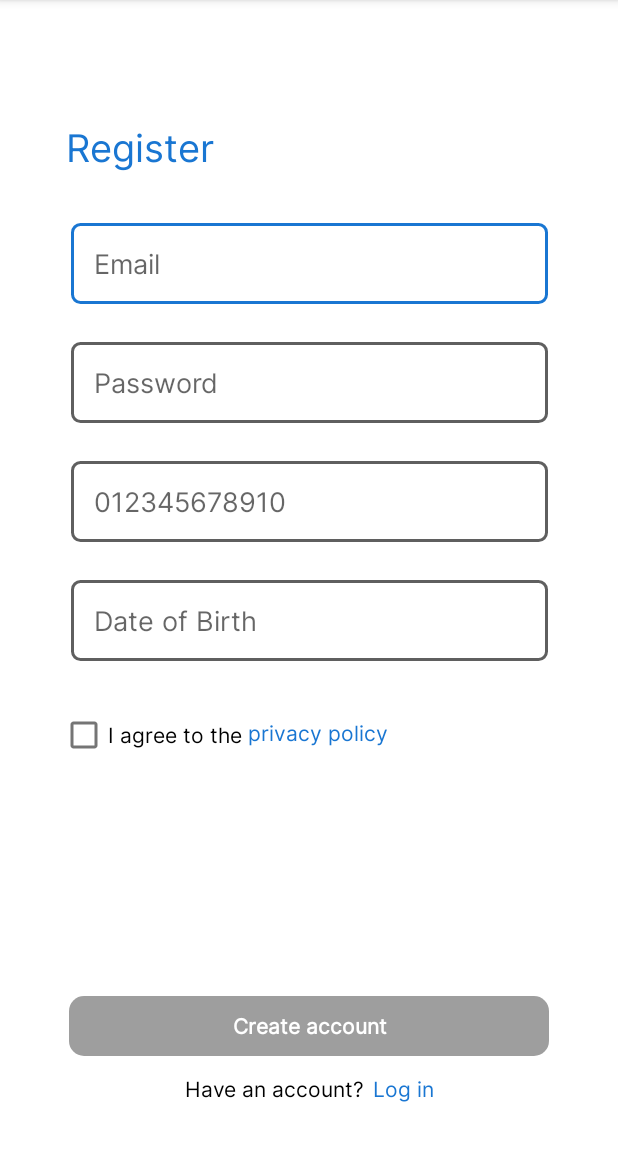
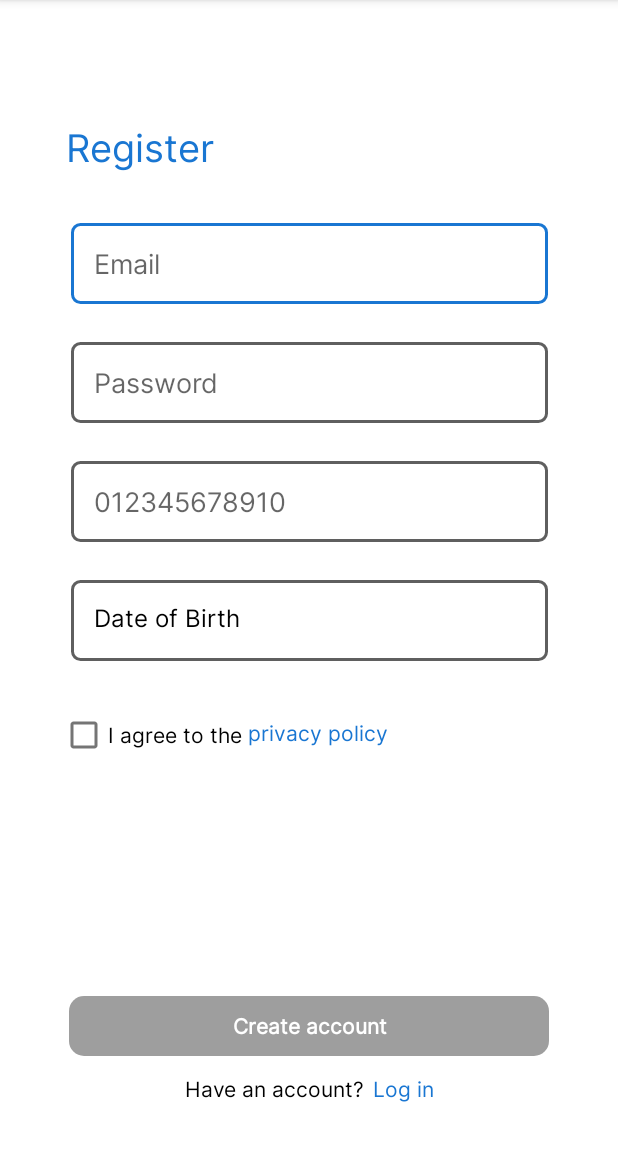
Before and after one commit to hafidmust/FundraiseyV2, an Android app: the SignupActivity screen opened directly, with no data from a screen before it, on a phone screen of 412 x 824 dp, the part 84-1236 px from its top. Run offline under Robolectric (Android 15) with nearby library versions, the phone set to English and light mode, and no system bars.

Commit message:
Activate selector box on log in & sign up

```diff
--- a/app/src/main/res/layout/activity_sign_up.xml
+++ b/app/src/main/res/layout/activity_sign_up.xml
@@ -76,21 +76,24 @@
         tools:ignore="LabelFor" />
 
     <!--  date of birth  -->
-    <EditText
+    <TextView
         android:id="@+id/date_pick"
         android:layout_width="318dp"
         android:layout_height="54dp"
         android:layout_marginHorizontal="20dp"
         android:layout_marginTop="25dp"
-        android:autofillHints="password"
         android:background="@drawable/bg_selector"
+        android:textSize="16sp"
+        android:datePickerMode="calendar"
         android:fontFamily="@font/inter_regular"
         android:hint="@string/date_birth"
         android:paddingLeft="15dp"
+        android:paddingTop="13dp"
+        android:textColorHint="@color/black"
         app:layout_constraintLeft_toLeftOf="parent"
         app:layout_constraintRight_toRightOf="parent"
-        app:layout_constraintTop_toBottomOf="@id/text_phone"
-        />
+        app:layout_constraintTop_toBottomOf="@id/text_phone" />
+
 
     <CheckBox
         android:id="@+id/checkbox_privacy"
```
